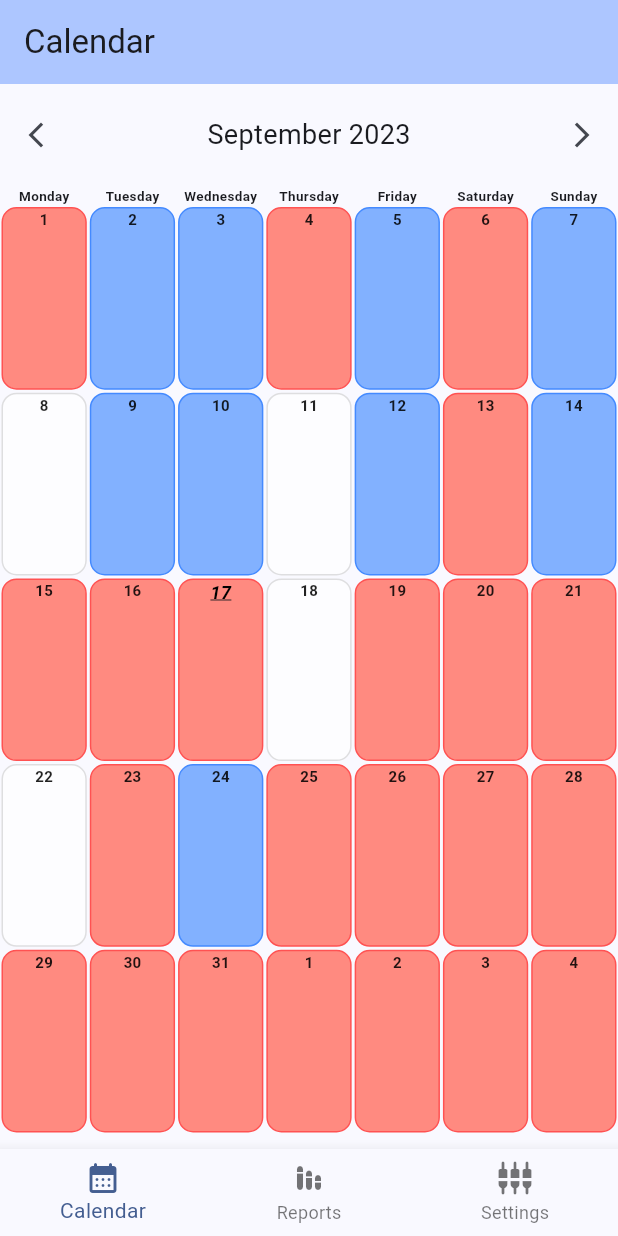
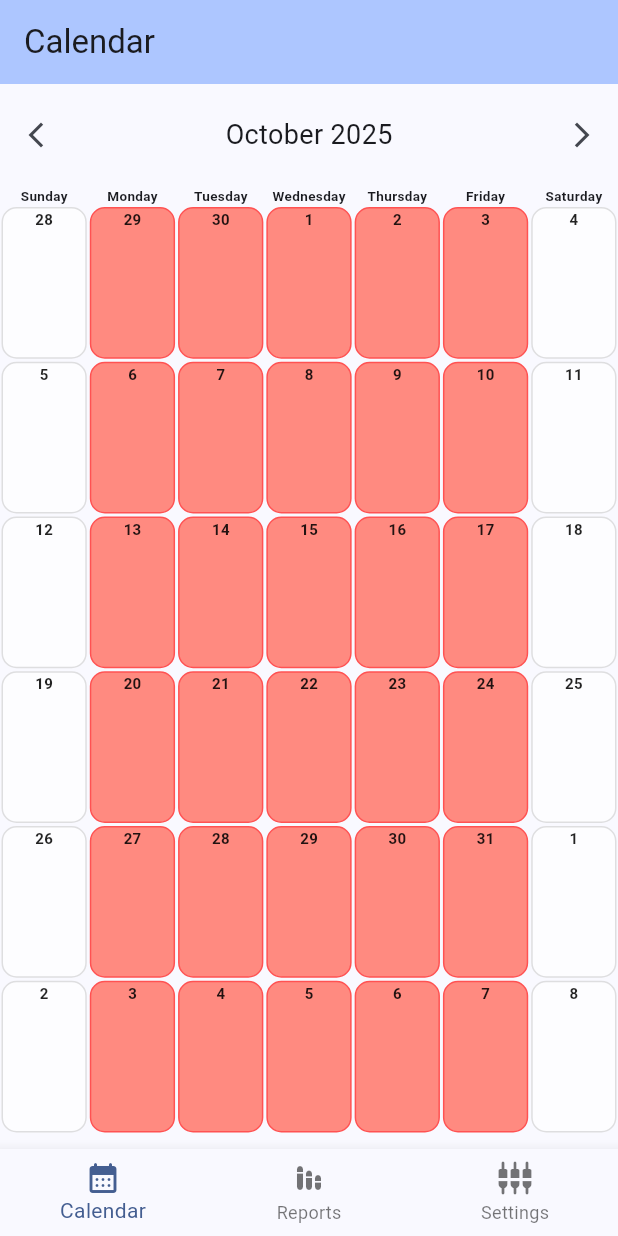
Before and after one commit to fmolina199/office-tracker, a Flutter app: the screen it shows after launch, after a tap on the "arrow back ios new" icon, on a phone screen of 412 x 824 dp. Run offline on Flutter 3.47's test engine with Material 3 defaults, Android fonts, the phone set to English and light mode, and no system bars; our stand-ins replace flutter_local_notifications, geolocator, logger.

Commit message:
Calendar almost ready

```diff
--- a/lib/model/settings.dart
+++ b/lib/model/settings.dart
@@ -1,24 +1,24 @@
 class Settings {
   final int reportMonthSize;
   final int reportStartMonth;
-  final int firstWeekDay;
+  final int firstWeekday;
 
   Settings({
     this.reportMonthSize = 3,
     this.reportStartMonth = 1,
-    this.firstWeekDay = 1,
+    this.firstWeekday = DateTime.sunday,
   });
 
   Map<String, dynamic> toJson() {
     return {
       'reportMonthSize': reportMonthSize,
       'reportStartMonth': reportStartMonth,
-      'firstWeekDay': firstWeekDay,
+      'firstWeekday': firstWeekday,
     };
   }
 
   Settings.fromJson(Map<String, dynamic> json)
       : reportMonthSize = int.parse(json['reportMonthSize']),
         reportStartMonth = int.parse(json['reportStartMonth']),
-        firstWeekDay = int.parse(json['firstWeekDay']);
+        firstWeekday = int.parse(json['firstWeekday']);
 }
--- a/lib/screens/calendar_screen.dart
+++ b/lib/screens/calendar_screen.dart
@@ -1,21 +1,81 @@
-import 'dart:math' as math;
-
 import 'package:flutter/material.dart';
-import 'package:office_tracker/constants/colors.dart';
 import 'package:office_tracker/constants/sizes.dart';
-import 'package:office_tracker/widgets/calendar/model/presence_options.dart';
-import 'package:office_tracker/widgets/calendar/widgets/week_days_row.dart';
-import 'package:office_tracker/widgets/calendar/widgets/calendar_tile.dart';
+import 'package:office_tracker/model/settings.dart';
+import 'package:office_tracker/widgets/calendar/constants/sizes.dart';
+import 'package:office_tracker/widgets/calendar/widgets/calendar_head.dart';
+import 'package:office_tracker/widgets/calendar/widgets/calendar_row.dart';
+import 'package:office_tracker/widgets/calendar/widgets/weekdays_row.dart';
+import 'package:office_tracker/widgets/tracker_history/model/tracker_history.dart';
 
 
 class CalendarScreen extends StatefulWidget {
-  const CalendarScreen({super.key});
+  final Settings settings;
+  final TrackerHistory<DateTime> presenceHistory;
+  final TrackerHistory<DateTime>? holidayHistory;
+
+
+  const CalendarScreen({
+    super.key,
+    required this.settings,
+    required this.presenceHistory,
+    this.holidayHistory,
+  });
 
   @override
   State<CalendarScreen> createState() => _CalendarScreenState();
 }
 
 class _CalendarScreenState extends State<CalendarScreen> {
+  static DateTime getCurrentMonthDate() {
+    final date = DateTime.now();
+    return DateTime(
+        date.year,
+        date.month,
+        1,
+        12, // Setting time to noon is required for summer time transition
+    );
+  }
+
+  static DateTime getFirstDayInCalendar(DateTime date, int firstWeekday) {
+    while(date.weekday != firstWeekday) {
+      date = date.subtract(oneDayDuration);
+    }
+    return date;
+  }
+
+  DateTime _selectedMonth = getCurrentMonthDate();
+  DateTime _firstDayCalendar = getCurrentMonthDate();
+
+  void setNewSelectedMonth(DateTime date) {
+    setState(() {
+      _selectedMonth = date;
+      _firstDayCalendar = getFirstDayInCalendar(
+          date,
+          widget.settings.firstWeekday
+      );
+    });
+  }
+
+  void subtractOneMonth() {
+    final date = DateTime(
+      _selectedMonth.year,
+      _selectedMonth.month-1,
+      1,
+      12, // Setting time to noon is required for summer time transition
+    );
+    setNewSelectedMonth(date);
+  }
+
+  void addOneMonth() {
+    final date = DateTime(
+      _selectedMonth.year,
+      _selectedMonth.month+1,
+      1,
+      12, // Setting time to noon is required for summer time transition
+    );
+    setNewSelectedMonth(date);
+  }
+
   @override
   Widget build(BuildContext context) {
     return ConstrainedBox(
@@ -27,93 +87,46 @@ class _CalendarScreenState extends State<CalendarScreen> {
         padding: const EdgeInsets.symmetric(vertical: formHorizontalPadding),
         child: Column(
           children: [
-            Row(
-              children: [
-                IconButton(
-                  icon: Icon(Icons.arrow_back_ios_new_outlined, size: 20,),
-                  onPressed: () {},
-                ),
-                Expanded(child: Center(child: Text('September 2023', style: TextStyle(fontSize: 18),),)),
-                IconButton(
-                  icon: Icon(Icons.arrow_forward_ios_outlined, size: 20,),
-                  onPressed: () {},
-                ),
-              ],
+            CalendarHead(
+              date: _selectedMonth,
+              onClickLeftArrow: subtractOneMonth,
+              onClickRightArrow:  addOneMonth,
             ),
             Row(
               children: [
                 Expanded(child: Container(height: formHorizontalPadding)),
               ],
             ),
-            WeekDaysRow(firstWeekDay: 1),
-            Expanded(
-              child: Row(
-                children: [
-                  CalendarTile(text: '1', presenceStatus: PresenceEnum.notPresent),
-                  CalendarTile(text: '2', presenceStatus: PresenceEnum.present),
-                  CalendarTile(text: '3', presenceStatus: PresenceEnum.present),
-                  CalendarTile(text: '4', presenceStatus: PresenceEnum.notPresent),
-                  CalendarTile(text: '5', presenceStatus: PresenceEnum.present),
-                  CalendarTile(text: '6', presenceStatus: PresenceEnum.notPresent),
-                  CalendarTile(text: '7', presenceStatus: PresenceEnum.present),
-                ],
-              ),
+            WeekdaysRow(firstWeekday: widget.settings.firstWeekday),
+            CalendarRow(
+              date: _firstDayCalendar,
+              presenceHistory: widget.presenceHistory,
             ),
-            Expanded(
-              child: Row(
-                children: [
-                  CalendarTile(text: '8', presenceStatus: PresenceEnum.dayOff),
-                  CalendarTile(text: '9', presenceStatus: PresenceEnum.present),
-                  CalendarTile(text: '10', presenceStatus: PresenceEnum.present),
-                  CalendarTile(text: '11', presenceStatus: PresenceEnum.dayOff),
-                  CalendarTile(text: '12', presenceStatus: PresenceEnum.present),
-                  CalendarTile(text: '13', presenceStatus: PresenceEnum.notPresent),
-                  CalendarTile(text: '14', presenceStatus: PresenceEnum.present),
-                ],
-              ),
+            CalendarRow(
+                date: _firstDayCalendar.add(weekDuration),
+                presenceHistory: widget.presenceHistory,
             ),
-            Expanded(
-              child: Row(
-                children: [
-                  CalendarTile(text: '15', presenceStatus: PresenceEnum.notPresent),
-                  CalendarTile(text: '16', presenceStatus: PresenceEnum.notPresent),
-                  CalendarTile(text: '17', presenceStatus: PresenceEnum.notPresent, isToday: true,),
-                  CalendarTile(text: '18', presenceStatus: PresenceEnum.dayOff),
-                  CalendarTile(text: '19', presenceStatus: PresenceEnum.notPresent),
-                  CalendarTile(text: '20', presenceStatus: PresenceEnum.notPresent),
-                  CalendarTile(text: '21', presenceStatus: PresenceEnum.notPresent),
-                ],
-              ),
+            CalendarRow(
+                date: _firstDayCalendar.add(weekDuration * 2),
+                presenceHistory: widget.presenceHistory,
             ),
-            Expanded(
-              child: Row(
-                children: [
-                  CalendarTile(text: '22', presenceStatus: PresenceEnum.dayOff),
-                  CalendarTile(text: '23', presenceStatus: PresenceEnum.notPresent),
-                  CalendarTile(text: '24', presenceStatus: PresenceEnum.present),
-                  CalendarTile(text: '25', presenceStatus: PresenceEnum.notPresent),
-                  CalendarTile(text: '26', presenceStatus: PresenceEnum.notPresent),
-                  CalendarTile(text: '27', presenceStatus: PresenceEnum.notPresent),
-                  CalendarTile(text: '28', presenceStatus: PresenceEnum.notPresent),
-                ],
-              ),
+            CalendarRow(
+                date: _firstDayCalendar.add(weekDuration * 3),
+                presenceHistory: widget.presenceHistory,
             ),
-            Expanded(
-              child: Row(
-                children: [
-                  CalendarTile(text: '29', presenceStatus: PresenceEnum.notPresent),
-                  CalendarTile(text: '30', presenceStatus: PresenceEnum.notPresent),
-                  CalendarTile(text: '31', presenceStatus: PresenceEnum.notPresent),
-                  CalendarTile(text: '1', presenceStatus: PresenceEnum.notPresent),
-                  CalendarTile(text: '2', presenceStatus: PresenceEnum.notPresent),
-                  CalendarTile(text: '3', presenceStatus: PresenceEnum.notPresent),
-                  CalendarTile(text: '4', presenceStatus: PresenceEnum.notPresent),
-                ],
-              ),
+            CalendarRow(
+                date: _firstDayCalendar.add(weekDuration * 4),
+                presenceHistory: widget.presenceHistory,
+            ),
+            CalendarRow(
+                date: _firstDayCalendar.add(weekDuration * 5),
+                presenceHistory: widget.presenceHistory,
             ),
           ],
         ),
       ),
     );
   }
+
+
 }
--- a/lib/screens/home_screen.dart
+++ b/lib/screens/home_screen.dart
@@ -1,8 +1,10 @@
 import 'package:flutter/material.dart';
+import 'package:office_tracker/model/settings.dart';
 import 'package:office_tracker/screens/calendar_screen.dart';
 import 'package:office_tracker/screens/report_screen.dart';
 import 'package:office_tracker/screens/settings_screen.dart';
 import 'package:office_tracker/utils/logging_util.dart';
+import 'package:office_tracker/widgets/tracker_history/model/tracker_history.dart';
 
 class HomeScreen extends StatefulWidget {
   const HomeScreen({super.key});
@@ -21,7 +23,7 @@ class _HomeScreenState extends State<HomeScreen> {
   ];
 
   final List<Widget> _widgets = <Widget>[
-    CalendarScreen(),
+    CalendarScreen(settings: Settings(), presenceHistory: TrackerHistory(),),
     ReportScreen(),
     SettingsScreen(),
   ];
--- /dev/null
+++ b/lib/utils/label_utils.dart
@@ -0,0 +1,59 @@
+String getWeekdayLabel(int weekDay) {
+  switch(weekDay) {
+    case DateTime.saturday:
+      return 'Saturday';
+    case DateTime.monday:
+      return 'Monday';
+    case DateTime.tuesday:
+      return 'Tuesday';
+    case DateTime.wednesday:
+      return 'Wednesday';
+    case DateTime.thursday:
+      return 'Thursday';
+    case DateTime.friday:
+      return 'Friday';
+    case DateTime.sunday:
+      return 'Sunday';
+  }
+  throw RangeError.index(
+    weekDay,
+    DateTime,
+    'Invalid weekday index',
+    'Index $weekDay is invalid'
+  );
+}
+
+String getMonthLabel(int month) {
+  switch(month) {
+    case DateTime.january:
+      return 'January';
+    case DateTime.february:
+      return 'February';
+    case DateTime.march:
+      return 'March';
+    case DateTime.april:
+      return 'April';
+    case DateTime.may:
+      return 'May';
+    case DateTime.june:
+      return 'June';
+    case DateTime.july:
+      return 'July';
+    case DateTime.august:
+      return 'August';
+    case DateTime.september:
+      return 'September';
+    case DateTime.october:
+      return 'October';
+    case DateTime.november:
+      return 'November';
+    case DateTime.december:
+      return 'December';
+  }
+  throw RangeError.index(
+      month,
+      DateTime,
+      'Invalid month index',
+      'Index $month is invalid'
+  );
+}
--- a/lib/widgets/calendar/constants/sizes.dart
+++ b/lib/widgets/calendar/constants/sizes.dart
@@ -0,0 +1,2 @@
+const oneDayDuration = Duration(days: 1);
+const weekDuration = Duration(days: DateTime.daysPerWeek);
--- /dev/null
+++ b/lib/widgets/calendar/widgets/calendar_head.dart
@@ -0,0 +1,46 @@
+import 'package:flutter/material.dart';
+import 'package:office_tracker/utils/label_utils.dart';
+
+
+class CalendarHead extends StatelessWidget {
+  final DateTime date;
+  final VoidCallback? onClickLeftArrow;
+  final VoidCallback? onClickRightArrow;
+  const CalendarHead({
+    super.key,
+    required this.date,
+    this.onClickLeftArrow,
+    this.onClickRightArrow,
+  });
+
+
+  @override
+  Widget build(BuildContext context) {
+    return Row(
+      children: [
+        IconButton(
+          icon: Icon(
+            Icons.arrow_back_ios_new_outlined,
+            size: 20,
+          ),
+          onPressed: onClickLeftArrow,
+        ),
+        Expanded(
+          child: Center(
+            child: Text(
+              '${getMonthLabel(date.month)} ${date.year}',
+              style: TextStyle(fontSize: 18),
+            ),
+          ),
+        ),
+        IconButton(
+          icon: Icon(
+            Icons.arrow_forward_ios_outlined,
+            size: 20,
+          ),
+          onPressed: onClickRightArrow,
+        ),
+      ],
+    );
+  }
+}
--- /dev/null
+++ b/lib/widgets/calendar/widgets/calendar_row.dart
@@ -0,0 +1,41 @@
+import 'package:flutter/material.dart';
+import 'package:office_tracker/widgets/calendar/constants/sizes.dart';
+import 'package:office_tracker/widgets/calendar/model/presence_options.dart';
+import 'package:office_tracker/widgets/calendar/widgets/calendar_tile.dart';
+import 'package:office_tracker/widgets/tracker_history/model/tracker_history.dart';
+
+class CalendarRow extends StatelessWidget {
+  final DateTime date;
+  final TrackerHistory<DateTime> presenceHistory;
+  final TrackerHistory<DateTime>? holidayHistory;
+
+  const CalendarRow({
+    super.key,
+    required this.date,
+    required this.presenceHistory,
+    this.holidayHistory,
+  });
+
+  @override
+  Widget build(BuildContext context) {
+    List<Widget> widgets = [];
+
+    var countDate = date;
+    for (var i=0; i<DateTime.daysPerWeek; i++) {
+      widgets.add(CalendarTile(
+          date: countDate,
+          presenceStatus: getPresenceStatus(
+              date: countDate,
+              presenceHistory: presenceHistory,
+              holidayHistory: holidayHistory)
+      ));
+      countDate = countDate.add(oneDayDuration);
+    }
+
+    return Expanded(
+      child: Row(
+        children: widgets,
+      ),
+    );
+  }
+}
--- a/lib/widgets/calendar/widgets/calendar_tile.dart
+++ b/lib/widgets/calendar/widgets/calendar_tile.dart
@@ -2,13 +2,13 @@ import 'package:flutter/material.dart';
 import 'package:office_tracker/widgets/calendar/model/presence_options.dart';
 
 class CalendarTile extends StatelessWidget {
-  final String text;
+  final DateTime date;
   final PresenceEnum presenceStatus;
   final bool isToday;
 
   const CalendarTile({
     super.key,
-    required this.text,
+    required this.date,
     required this.presenceStatus,
     this.isToday = false,
   });
@@ -31,7 +31,7 @@ class CalendarTile extends StatelessWidget {
           child: Column(
             children: [
               Text(
-                text,
+                '${date.day}',
                 style: TextStyle(
                   fontSize: (isToday) ? 12 : 10,
                   fontWeight: FontWeight.bold,
--- a/lib/widgets/calendar/widgets/week_days_row.dart
+++ /dev/null
@@ -1,49 +0,0 @@
-import 'package:flutter/material.dart';
-import 'package:office_tracker/widgets/calendar/widgets/week_day_label.dart';
-
-class WeekDaysRow extends StatelessWidget {
-  final int firstWeekDay;
-
-  const WeekDaysRow({
-    super.key,
-    required this.firstWeekDay,
-  });
-
-  static String getLabel(int weekDay) {
-    switch(weekDay) {
-      case DateTime.saturday:
-        return 'Saturday';
-      case DateTime.monday:
-        return 'Monday';
-      case DateTime.tuesday:
-        return 'Tuesday';
-      case DateTime.wednesday:
-        return 'Wednesday';
-      case DateTime.thursday:
-        return 'Thursday';
-      case DateTime.friday:
-        return 'Friday';
-      case DateTime.sunday:
-        return 'Sunday';
-    }
-    throw RangeError.index(
-        weekDay,
-        DateTime,
-        'Invalid weekday index',
-        'Index $weekDay is invalid'
-    );
-  }
-
-  @override
-  Widget build(BuildContext context) {
-    List<Widget> widgets = [];
-    var weekDay = firstWeekDay;
-    for (var i = 0; i < 7; i++) {
-      widgets.add(WeekDayLabel(text: getLabel(weekDay)));
-      weekDay = (weekDay % DateTime.daysPerWeek) + 1;
-    }
-    return Row(
-      children: widgets,
-    );
-  }
-}
--- a/lib/widgets/calendar/widgets/week_day_label.dart
+++ b/lib/widgets/calendar/widgets/weekday_label.dart
@@ -1,9 +1,9 @@
 import 'package:flutter/material.dart';
 
-class WeekDayLabel extends StatelessWidget {
+class WeekdayLabel extends StatelessWidget {
   final String text;
 
-  const WeekDayLabel({
+  const WeekdayLabel({
     super.key,
     required this.text,
   });
--- /dev/null
+++ b/lib/widgets/calendar/widgets/weekdays_row.dart
@@ -0,0 +1,25 @@
+import 'package:flutter/material.dart';
+import 'package:office_tracker/utils/label_utils.dart';
+import 'package:office_tracker/widgets/calendar/widgets/weekday_label.dart';
+
+class WeekdaysRow extends StatelessWidget {
+  final int firstWeekday;
+
+  const WeekdaysRow({
+    super.key,
+    required this.firstWeekday,
+  });
+
+  @override
+  Widget build(BuildContext context) {
+    List<Widget> widgets = [];
+    var weekday = firstWeekday;
+    for (var i = 0; i < DateTime.daysPerWeek; i++) {
+      widgets.add(WeekdayLabel(text: getWeekdayLabel(weekday)));
+      weekday = (weekday % DateTime.daysPerWeek) + 1;
+    }
+    return Row(
+      children: widgets,
+    );
+  }
+}
```
